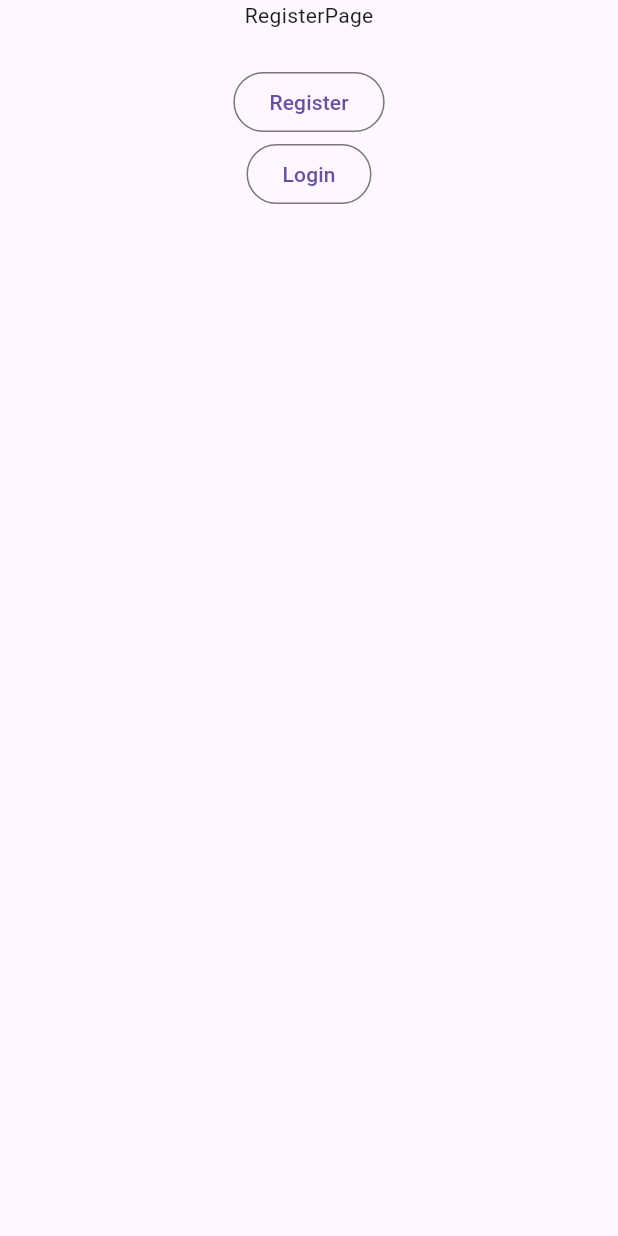
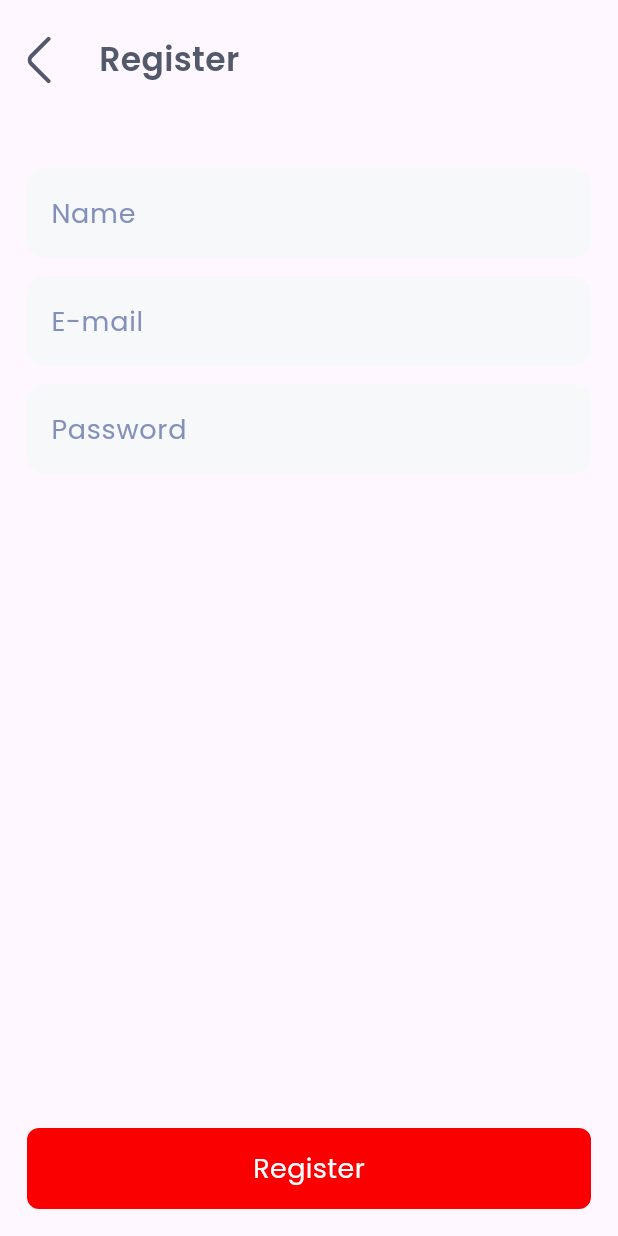
Before and after one commit to rllyhz/DailyUs-flutter, a Flutter app: the screen it shows after launch, after a tap on "Register", on a phone screen of 412 x 824 dp. Run offline on Flutter 3.47's test engine with Material 2 defaults, Android fonts, the phone set to English and light mode, and no system bars; our stand-ins replace dartz, dio, equatable, flutter_svg, get_it, google_fonts and 1 more; generated files the repository leaves out were written again; statements that could not run were skipped.

Commit message:
Updated login and register pages

```diff
--- a/lib/common/constants.dart
+++ b/lib/common/constants.dart
@@ -8,6 +8,9 @@ const regularFontWeight = FontWeight.w400;
 const mediumFontSize = 16.0;
 const mediumFontWeight = FontWeight.w600;
 
+const screenPaddingSize = 18.0;
+
 const logoIconSize = 82.0;
+const backIconSize = 16.0;
 
 const logoIconAssetPath = "assets/logo_icon.svg";
--- a/lib/common/ui/theme.dart
+++ b/lib/common/ui/theme.dart
@@ -2,7 +2,15 @@ import 'package:daily_us/common/constants.dart';
 import 'package:daily_us/common/ui/colors.dart';
 import 'package:daily_us/presentation/widgets/decorations/text_decorations.dart';
 import 'package:flutter/material.dart'
-    show ThemeData, ColorScheme, TextTheme, TextStyle, Colors, InkWell;
+    show
+        ThemeData,
+        ColorScheme,
+        TextTheme,
+        TextStyle,
+        Colors,
+        InkWell,
+        Ink,
+        CircularProgressIndicator;
 import 'package:flutter/widgets.dart';
 import 'package:google_fonts/google_fonts.dart';
 
@@ -35,10 +43,13 @@ InkWell appButton({
   EdgeInsets? padding,
   Color? backgroundColor,
   Color? color,
+  bool showLoadingState = false,
 }) =>
     InkWell(
-      onTap: onPressed,
-      child: Container(
+      onTap: showLoadingState ? null : onPressed,
+      splashColor: Colors.white.withOpacity(0.3),
+      borderRadius: const BorderRadius.all(Radius.circular(8.0)),
+      child: Ink(
         padding: padding ?? const EdgeInsets.all(14.0),
         width: double.maxFinite,
         decoration: BoxDecoration(
@@ -46,10 +57,15 @@ InkWell appButton({
           borderRadius: const BorderRadius.all(Radius.circular(8.0)),
         ),
         child: Center(
-          child: Text(
-            text ?? "",
-            style: buttonTextStyle(color: color),
-          ),
+          child: showLoadingState
+              ? CircularProgressIndicator(
+                  strokeWidth: 3.0,
+                  color: color ?? surfaceColor,
+                )
+              : Text(
+                  text ?? "",
+                  style: buttonTextStyle(color: color),
+                ),
         ),
       ),
     );
@@ -63,7 +79,8 @@ InkWell appOutlinedButton({
 }) =>
     InkWell(
       onTap: onPressed,
-      child: Container(
+      borderRadius: const BorderRadius.all(Radius.circular(8.0)),
+      child: Ink(
         padding: padding ?? const EdgeInsets.all(14.0),
         width: double.maxFinite,
         decoration: BoxDecoration(
--- a/lib/presentation/pages/on_boarding_page.dart
+++ b/lib/presentation/pages/on_boarding_page.dart
@@ -1,3 +1,4 @@
+import 'package:daily_us/common/constants.dart';
 import 'package:daily_us/common/localizations.dart';
 import 'package:daily_us/common/ui/theme.dart';
 import 'package:daily_us/presentation/widgets/decorations/text_decorations.dart';
@@ -23,7 +24,7 @@ class OnBoardingPage extends StatelessWidget {
       body: SizedBox.expand(
         child: SafeArea(
           child: Padding(
-            padding: const EdgeInsets.symmetric(horizontal: 16.0),
+            padding: const EdgeInsets.symmetric(horizontal: screenPaddingSize),
             child: SingleChildScrollView(
               child: Column(
                 crossAxisAlignment: CrossAxisAlignment.center,
--- a/lib/presentation/pages/register_page.dart
+++ b/lib/presentation/pages/register_page.dart
@@ -1,36 +1,90 @@
+import 'package:daily_us/common/constants.dart';
+import 'package:daily_us/common/localizations.dart';
+import 'package:daily_us/common/ui/theme.dart';
+import 'package:daily_us/presentation/widgets/daily_us_app_bar.dart';
+import 'package:daily_us/presentation/widgets/daily_us_text_field.dart';
 import 'package:flutter/material.dart';
 
 class RegisterPage extends StatelessWidget {
   static const valueKey = ValueKey("RegisterPage");
 
-  const RegisterPage({
+  final TextEditingController _nameController = TextEditingController();
+  final TextEditingController _emailController = TextEditingController();
+  final TextEditingController _passwordController = TextEditingController();
+
+  RegisterPage({
     super.key,
-    required this.onLogin,
     required this.onSuccessRegister,
   });
 
-  final void Function() onLogin;
   final void Function() onSuccessRegister;
 
   @override
   Widget build(BuildContext context) {
     return Scaffold(
-      body: Center(
-        child: Column(
-          children: [
-            const Text("RegisterPage"),
-            const SizedBox(
-              height: 24.0,
+      body: SizedBox.expand(
+        child: SafeArea(
+          child: Padding(
+            padding: const EdgeInsets.symmetric(horizontal: screenPaddingSize),
+            child: Stack(
+              alignment: AlignmentDirectional.topCenter,
+              children: <Widget>[
+                Positioned.fill(
+                  child: SizedBox.expand(
+                    child: Column(
+                      children: <Widget>[
+                        DailyUsAppBar(
+                          onBack: () {
+                            Navigator.of(context).pop();
+                          },
+                          title: AppLocalizations.of(context)!.titleRegister,
+                        ),
+                        const SizedBox(
+                          height: 32.0,
+                        ),
+                        DailyUsTextField(
+                          hintText: AppLocalizations.of(context)!.nameHint,
+                          controller: _nameController,
+                        ),
+                        const SizedBox(
+                          height: 12.0,
+                        ),
+                        DailyUsTextField(
+                          hintText: AppLocalizations.of(context)!.emailHint,
+                          controller: _emailController,
+                        ),
+                        const SizedBox(
+                          height: 12.0,
+                        ),
+                        DailyUsTextField(
+                          hintText: AppLocalizations.of(context)!.passwordHint,
+                          controller: _passwordController,
+                        ),
+                      ],
+                    ),
+                  ),
+                ),
+                Positioned(
+                  bottom: screenPaddingSize,
+                  left: 0,
+                  right: 0,
+                  child: appButton(
+                    text: AppLocalizations.of(context)!.buttonRegister,
+                    onPressed: () {
+                      var name = _nameController.text.toString();
+                      var email = _emailController.text.toString();
+                      var password = _passwordController.text.toString();
+
+                      // print("Name: $name");
+                      // print("Email: $email");
+                      // print("Password: $password");
+                      // onSuccessRegister();
+                    },
+                  ),
+                ),
+              ],
             ),
-            OutlinedButton(
-              onPressed: onSuccessRegister,
-              child: const Text("Register"),
-            ),
-            OutlinedButton(
-              onPressed: onLogin,
-              child: const Text("Login"),
-            ),
-          ],
+          ),
         ),
       ),
     );
--- /dev/null
+++ b/lib/presentation/widgets/daily_us_app_bar.dart
@@ -0,0 +1,49 @@
+import 'package:daily_us/common/constants.dart';
+import 'package:daily_us/common/ui/colors.dart';
+import 'package:daily_us/presentation/widgets/decorations/text_decorations.dart';
+import 'package:flutter/material.dart';
+import 'package:flutter_svg/flutter_svg.dart';
+
+class DailyUsAppBar extends StatelessWidget {
+  const DailyUsAppBar({
+    super.key,
+    required this.onBack,
+    required this.title,
+  });
+
+  final void Function() onBack;
+  final String title;
+
+  @override
+  Widget build(BuildContext context) {
+    return SizedBox(
+      width: double.infinity,
+      child: Padding(
+        padding: const EdgeInsets.symmetric(vertical: 24.0),
+        child: Row(
+          mainAxisAlignment: MainAxisAlignment.start,
+          children: <Widget>[
+            InkResponse(
+              focusColor: Colors.transparent,
+              hoverColor: Colors.transparent,
+              highlightColor: Colors.transparent,
+              onTap: onBack,
+              child: SvgPicture.asset(
+                'assets/icon_back.svg',
+                width: backIconSize,
+                color: purple700Color,
+              ),
+            ),
+            const SizedBox(
+              width: 32.0,
+            ),
+            Text(
+              title,
+              style: titleTextStyle(),
+            ),
+          ],
+        ),
+      ),
+    );
+  }
+}
--- /dev/null
+++ b/lib/presentation/widgets/daily_us_text_field.dart
@@ -0,0 +1,35 @@
+import 'package:daily_us/common/ui/colors.dart';
+import 'package:daily_us/presentation/widgets/decorations/text_decorations.dart';
+import 'package:flutter/material.dart';
+
+class DailyUsTextField extends StatelessWidget {
+  const DailyUsTextField({
+    super.key,
+    required this.hintText,
+    this.controller,
+  });
+
+  final String hintText;
+  final TextEditingController? controller;
+
+  @override
+  Widget build(BuildContext context) {
+    return Container(
+      padding: const EdgeInsets.symmetric(horizontal: 16.0, vertical: 6.0),
+      decoration: BoxDecoration(
+        borderRadius: BorderRadius.circular(12.0),
+        color: greyColor,
+      ),
+      child: TextField(
+        controller: controller,
+        cursorColor: secondaryColor,
+        style: hintTextStyle(color: purple700Color),
+        decoration: InputDecoration(
+          hintText: hintText,
+          hintStyle: hintTextStyle(color: primaryColor),
+          border: InputBorder.none,
+        ),
+      ),
+    );
+  }
+}
```
Also changed, not shown: lib/presentation/pages/login_page.dart (+49 -17 lines), lib/presentation/widgets/decorations/text_decorations.dart (+11 -0 lines), lib/routes/daily_us_router_delegate.dart (+0 -10 lines).
